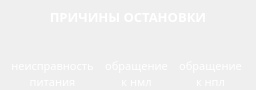
Before: the Qt Designer form ecvm/StopReasonsPanel.ui in starling13/emural, drawn with Qt 5.
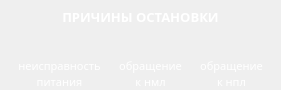
After: the same form once the commit is applied. Icons and pictures are not drawn.

```diff
--- a/ecvm/StopReasonsPanel.ui
+++ b/ecvm/StopReasonsPanel.ui
@@ -6,7 +6,7 @@
    <rect>
     <x>0</x>
     <y>0</y>
-    <width>256</width>
+    <width>281</width>
     <height>90</height>
    </rect>
   </property>
@@ -61,6 +61,15 @@
           </color>
          </brush>
         </colorrole>
+        <colorrole role="PlaceholderText">
+         <brush brushstyle="NoBrush">
+          <color alpha="128">
+           <red>255</red>
+           <green>255</green>
+           <blue>255</blue>
+          </color>
+         </brush>
+        </colorrole>
        </active>
        <inactive>
         <colorrole role="WindowText">
@@ -90,6 +99,15 @@
           </color>
          </brush>
         </colorrole>
+        <colorrole role="PlaceholderText">
+         <brush brushstyle="NoBrush">
+          <color alpha="128">
+           <red>255</red>
+           <green>255</green>
+           <blue>255</blue>
+          </color>
+         </brush>
+        </colorrole>
        </inactive>
        <disabled>
         <colorrole role="WindowText">
@@ -119,6 +137,15 @@
           </color>
          </brush>
         </colorrole>
+        <colorrole role="PlaceholderText">
+         <brush brushstyle="NoBrush">
+          <color alpha="128">
+           <red>255</red>
+           <green>255</green>
+           <blue>255</blue>
+          </color>
+         </brush>
+        </colorrole>
        </disabled>
       </palette>
      </property>
@@ -180,6 +207,15 @@
               </color>
              </brush>
             </colorrole>
+            <colorrole role="PlaceholderText">
+             <brush brushstyle="NoBrush">
+              <color alpha="128">
+               <red>255</red>
+               <green>255</green>
+               <blue>255</blue>
+              </color>
+             </brush>
+            </colorrole>
            </active>
            <inactive>
             <colorrole role="WindowText">
@@ -209,6 +245,15 @@
               </color>
              </brush>
             </colorrole>
+            <colorrole role="PlaceholderText">
+             <brush brushstyle="NoBrush">
+              <color alpha="128">
+               <red>255</red>
+               <green>255</green>
+               <blue>255</blue>
+              </color>
+             </brush>
+            </colorrole>
            </inactive>
            <disabled>
             <colorrole role="WindowText">
@@ -238,6 +283,15 @@
               </color>
              </brush>
             </colorrole>
+            <colorrole role="PlaceholderText">
+             <brush brushstyle="NoBrush">
+              <color alpha="128">
+               <red>255</red>
+               <green>255</green>
+               <blue>255</blue>
+              </color>
+             </brush>
+            </colorrole>
            </disabled>
           </palette>
          </property>
@@ -289,6 +343,15 @@
               </color>
              </brush>
             </colorrole>
+            <colorrole role="PlaceholderText">
+             <brush brushstyle="NoBrush">
+              <color alpha="128">
+               <red>255</red>
+               <green>255</green>
+               <blue>255</blue>
+              </color>
+             </brush>
+            </colorrole>
            </active>
            <inactive>
             <colorrole role="WindowText">
@@ -318,6 +381,15 @@
               </color>
              </brush>
             </colorrole>
+            <colorrole role="PlaceholderText">
+             <brush brushstyle="NoBrush">
+              <color alpha="128">
+               <red>255</red>
+               <green>255</green>
+               <blue>255</blue>
+              </color>
+             </brush>
+            </colorrole>
            </inactive>
            <disabled>
             <colorrole role="WindowText">
@@ -347,6 +419,15 @@
               </color>
              </brush>
             </colorrole>
+            <colorrole role="PlaceholderText">
+             <brush brushstyle="NoBrush">
+              <color alpha="128">
+               <red>255</red>
+               <green>255</green>
+               <blue>255</blue>
+              </color>
+             </brush>
+            </colorrole>
            </disabled>
           </palette>
          </property>
@@ -487,6 +568,15 @@
               </color>
              </brush>
             </colorrole>
+            <colorrole role="PlaceholderText">
+             <brush brushstyle="NoBrush">
+              <color alpha="128">
+               <red>255</red>
+               <green>255</green>
+               <blue>255</blue>
+              </color>
+             </brush>
+            </colorrole>
            </active>
            <inactive>
             <colorrole role="WindowText">
@@ -516,6 +606,15 @@
               </color>
              </brush>
             </colorrole>
+            <colorrole role="PlaceholderText">
+             <brush brushstyle="NoBrush">
+              <color alpha="128">
+               <red>255</red>
+               <green>255</green>
+               <blue>255</blue>
+              </color>
+             </brush>
+            </colorrole>
            </inactive>
            <disabled>
             <colorrole role="WindowText">
@@ -545,6 +644,15 @@
               </color>
              </brush>
             </colorrole>
+            <colorrole role="PlaceholderText">
+             <brush brushstyle="NoBrush">
+              <color alpha="128">
+               <red>255</red>
+               <green>255</green>
+               <blue>255</blue>
+              </color>
+             </brush>
+            </colorrole>
            </disabled>
           </palette>
          </property>
@@ -596,6 +704,15 @@
               </color>
              </brush>
             </colorrole>
+            <colorrole role="PlaceholderText">
+             <brush brushstyle="NoBrush">
+              <color alpha="128">
+               <red>255</red>
+               <green>255</green>
+               <blue>255</blue>
+              </color>
+             </brush>
+            </colorrole>
            </active>
            <inactive>
             <colorrole role="WindowText">
@@ -625,6 +742,15 @@
               </color>
              </brush>
             </colorrole>
+            <colorrole role="PlaceholderText">
+             <brush brushstyle="NoBrush">
+              <color alpha="128">
+               <red>255</red>
+               <green>255</green>
+               <blue>255</blue>
+              </color>
+             </brush>
+            </colorrole>
            </inactive>
            <disabled>
             <colorrole role="WindowText">
@@ -654,6 +780,15 @@
               </color>
              </brush>
             </colorrole>
+            <colorrole role="PlaceholderText">
+             <brush brushstyle="NoBrush">
+              <color alpha="128">
+               <red>255</red>
+               <green>255</green>
+               <blue>255</blue>
+              </color>
+             </brush>
+            </colorrole>
            </disabled>
           </palette>
          </property>
@@ -712,6 +847,15 @@
               </color>
              </brush>
             </colorrole>
+            <colorrole role="PlaceholderText">
+             <brush brushstyle="NoBrush">
+              <color alpha="128">
+               <red>255</red>
+               <green>255</green>
+               <blue>255</blue>
+              </color>
+             </brush>
+            </colorrole>
            </active>
            <inactive>
             <colorrole role="WindowText">
@@ -741,6 +885,15 @@
               </color>
              </brush>
             </colorrole>
+            <colorrole role="PlaceholderText">
+             <brush brushstyle="NoBrush">
+              <color alpha="128">
+               <red>255</red>
+               <green>255</green>
+               <blue>255</blue>
+              </color>
+             </brush>
+            </colorrole>
            </inactive>
            <disabled>
             <colorrole role="WindowText">
@@ -770,6 +923,15 @@
               </color>
              </brush>
             </colorrole>
+            <colorrole role="PlaceholderText">
+             <brush brushstyle="NoBrush">
+              <color alpha="128">
+               <red>255</red>
+               <green>255</green>
+               <blue>255</blue>
+              </color>
+             </brush>
+            </colorrole>
            </disabled>
           </palette>
          </property>
@@ -821,6 +983,15 @@
               </color>
              </brush>
             </colorrole>
+            <colorrole role="PlaceholderText">
+             <brush brushstyle="NoBrush">
+              <color alpha="128">
+               <red>255</red>
+               <green>255</green>
+               <blue>255</blue>
+              </color>
+             </brush>
+            </colorrole>
            </active>
            <inactive>
             <colorrole role="WindowText">
@@ -850,6 +1021,15 @@
               </color>
              </brush>
             </colorrole>
+            <colorrole role="PlaceholderText">
+             <brush brushstyle="NoBrush">
+              <color alpha="128">
+               <red>255</red>
+               <green>255</green>
+               <blue>255</blue>
+              </color>
+             </brush>
+            </colorrole>
            </inactive>
            <disabled>
             <colorrole role="WindowText">
@@ -879,6 +1059,15 @@
               </color>
              </brush>
             </colorrole>
+            <colorrole role="PlaceholderText">
+             <brush brushstyle="NoBrush">
+              <color alpha="128">
+               <red>255</red>
+               <green>255</green>
+               <blue>255</blue>
+              </color>
+             </brush>
+            </colorrole>
            </disabled>
           </palette>
          </property>
```
Left out of the diff: 10 changed lines with no effect on the pictures.
